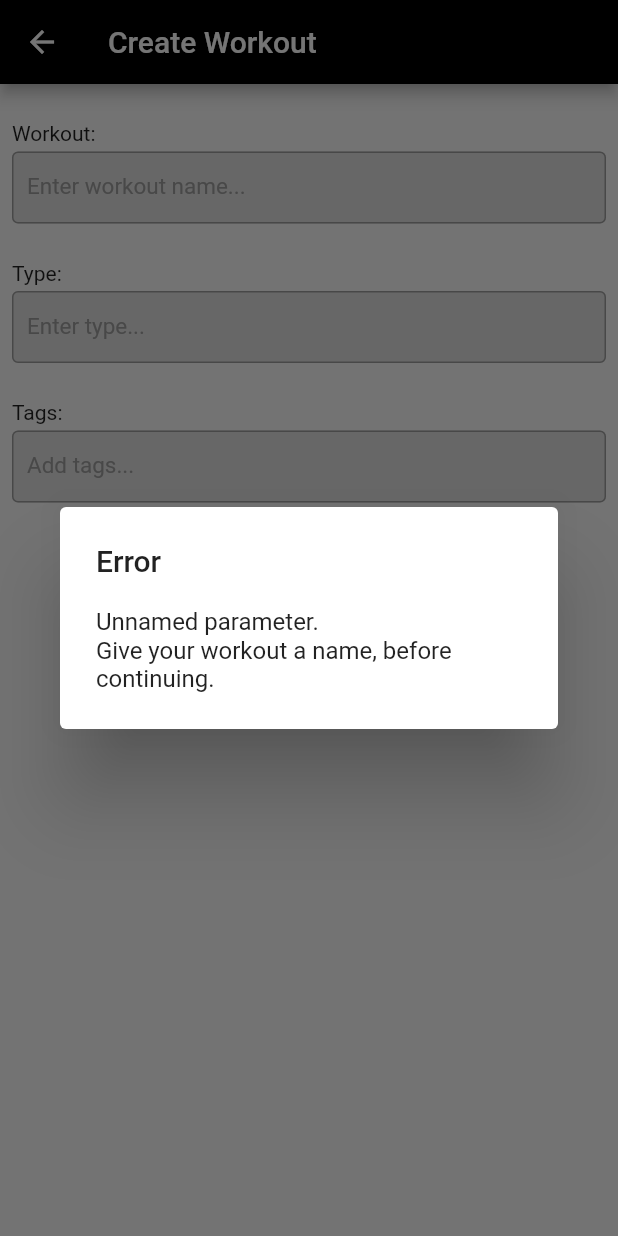
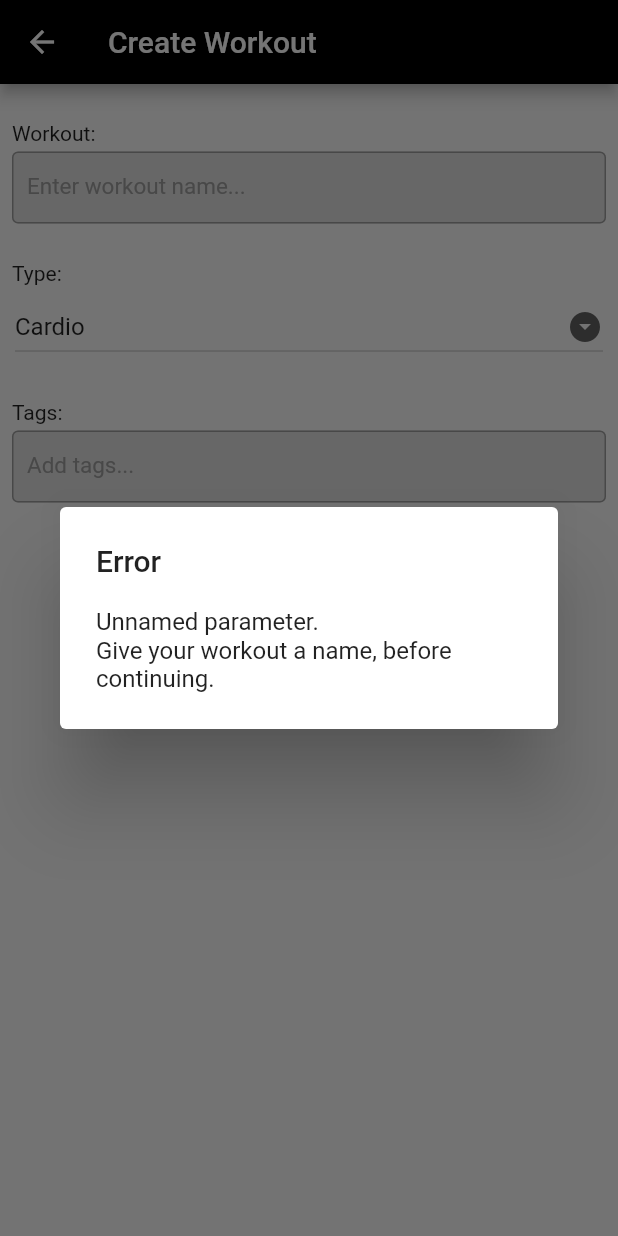
Before and after one commit to JohannesPoulsen/fitness_budy_app, a Flutter app: the CreateWorkout screen opened directly with empty values, after a tap on "Create Workout", on a phone screen of 412 x 824 dp. Run offline on Flutter 3.47's test engine with Material 2 defaults, Android fonts, the phone set to English and light mode, and no system bars; our stand-ins replace cloud_firestore, firebase_auth, firebase_core, fl_chart, font_awesome_flutter; accounts and stored records are empty.

Commit message:
DropDownButton for type

```diff
--- a/lib/ViewController/create_workout.dart
+++ b/lib/ViewController/create_workout.dart
@@ -23,7 +23,12 @@ class _CreateWorkoutState extends State<CreateWorkout> {
 
   String workoutName = "";
 
-  String typeName = "";
+  String typeValue = "Cardio";
+  var options = [
+    'Cardio',
+    'Strength',
+    'Mix',
+  ];
 
   String tagName = "";
 
@@ -52,7 +57,25 @@ class _CreateWorkoutState extends State<CreateWorkout> {
             padding: EdgeInsets.fromLTRB(8, 0, 8, 4),
             child: Text("Type: "),
           ),
-          textFieldWidget("Enter type...", "typeName"),
+          Padding(
+            padding: const EdgeInsets.fromLTRB(10, 0, 10, 0),
+            child: DropdownButton(
+              isExpanded: true,
+              value: typeValue,
+              icon: const Icon(Icons.arrow_drop_down_circle),
+              items: options.map((String items) {
+                return DropdownMenuItem(
+                  value: items,
+                  child: Text(items),
+                );
+              }).toList(),
+              onChanged: (String? newValue) {
+                setState(() {
+                  typeValue = newValue!;
+                });
+              },
+            ),
+          ),
           const SizedBox(
             height: 25,
           ),
@@ -76,7 +99,7 @@ class _CreateWorkoutState extends State<CreateWorkout> {
                   if (workoutName.isNotEmpty) {
                     Workout workout = Workout(name: workoutName);
                     workout.addTags(tagName);
-                    workout.workoutType = typeName;
+                    workout.workoutType = typeValue;
                     final result = await Navigator.push(
                       context,
                       MaterialPageRoute(
@@ -142,10 +165,6 @@ class _CreateWorkoutState extends State<CreateWorkout> {
       setState(() {
         workoutName = value;
       });
-    } else if (content == "typeName") {
-      setState(() {
-        typeName = value;
-      });
     } else {
       setState(() {
         tagName = value;
```
Also changed, not shown: lib/ViewController/home.dart (+4 -6 lines).
